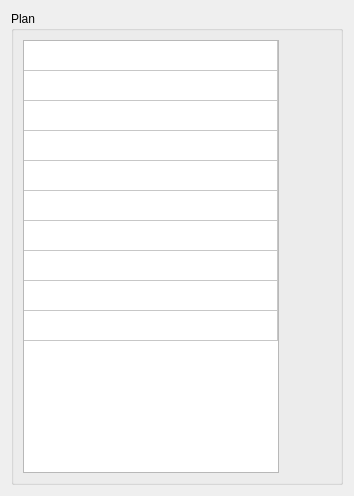
Before: the Qt Designer form Editor/EditorPlan.ui in HenricusRex/TMV3, drawn with Qt 5.
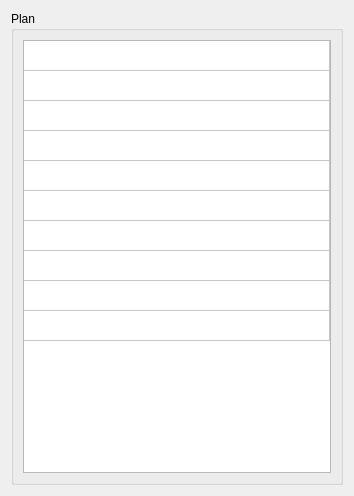
After: the same form once the commit is applied.

Diff of the .ui file:
```diff
--- a/Editor/EditorPlan.ui
+++ b/Editor/EditorPlan.ui
@@ -19,9 +19,9 @@
   <property name="windowTitle">
    <string>Edit Plan</string>
   </property>
-  <layout class="QGridLayout" name="gridLayout">
+  <layout class="QGridLayout" name="gridLayout_2">
    <item row="0" column="0">
-    <widget class="QGroupBox" name="groupBox">
+    <widget class="QGroupBox" name="groupBox_2">
      <property name="sizePolicy">
       <sizepolicy hsizetype="Preferred" vsizetype="Preferred">
        <horstretch>0</horstretch>
@@ -31,7 +31,7 @@
      <property name="title">
       <string>Plan</string>
      </property>
-     <layout class="QFormLayout" name="formLayout_2">
+     <layout class="QGridLayout" name="gridLayout">
       <item row="0" column="0">
        <widget class="QTableWidget" name="tableWidget">
         <attribute name="horizontalHeaderVisible">
```
